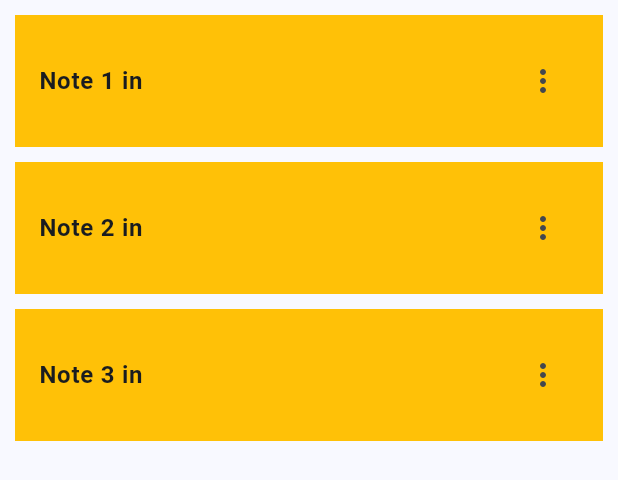
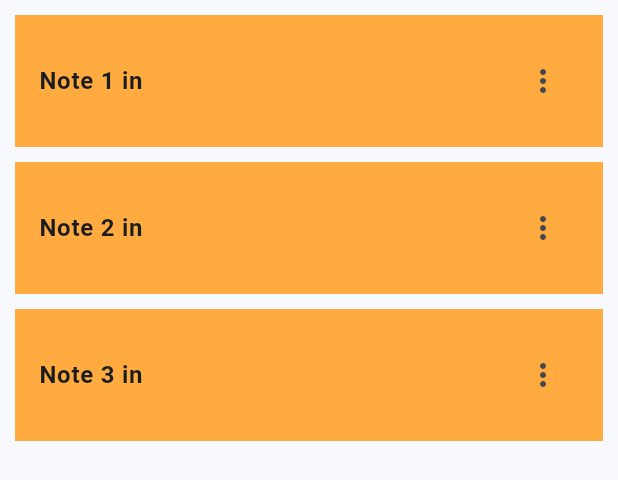
Before and after one commit to novilfahlevy/notelance, a Flutter app: the NotesPage widget shown alone on an empty page, opened directly with empty values, on a phone screen of 412 x 824 dp. Shown: the top 480 px of the screen. Run offline on Flutter 3.47's test engine with Material 3 defaults, Android fonts, the phone set to English and light mode, and no system bars; our stand-ins replace logger, sqflite, sqflite_common_ffi; accounts and stored records are empty.

Commit message:
clean code improve dan mengganti warna orangeAccent

```diff
--- a/lib/notes_page.dart
+++ b/lib/notes_page.dart
@@ -13,7 +13,7 @@ class NotesPage extends StatelessWidget {
       itemCount: 3, // This should be dynamic based on actual notes
       itemBuilder: (context, index) {
         return ListTile(
-          tileColor: Colors.amber,
+          tileColor: Colors.orangeAccent,
           contentPadding: const EdgeInsets.all(16),
           title: Text(
             'Note ${index + 1} in ${category.name}',
```
Also changed, not shown: lib/main.dart (+6 -4 lines).
